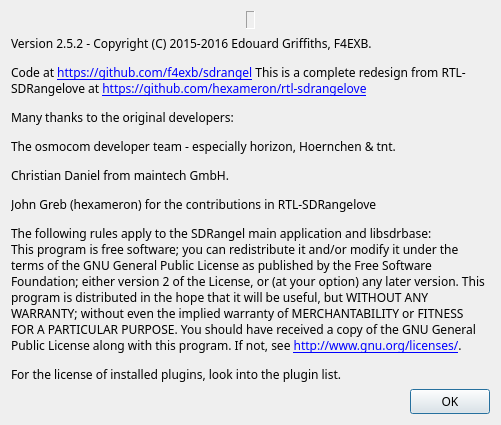
First picture: the form in sdrbase/gui/aboutdialog.ui, repository f4exb/sdrangel, before the edit.
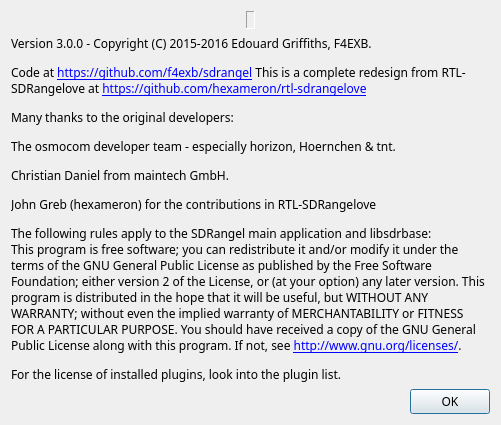
Second picture: the form after the edit. Icons and pictures are not drawn.

Diff of the .ui file:
```diff
--- a/sdrbase/gui/aboutdialog.ui
+++ b/sdrbase/gui/aboutdialog.ui
@@ -84,7 +84,7 @@
    <item>
     <widget class="QLabel" name="label_2">
      <property name="text">
-      <string>&lt;html&gt;&lt;head/&gt;&lt;body&gt;&lt;p&gt;Version 2.5.2 - Copyright (C) 2015-2016 Edouard Griffiths, F4EXB. &lt;/p&gt;&lt;p&gt;Code at &lt;a href=&quot;https://github.com/f4exb/sdrangel&quot;&gt;&lt;span style=&quot; text-decoration: underline; color:#0000ff;&quot;&gt;https://github.com/f4exb/sdrangel&lt;/span&gt;&lt;/a&gt; This is a complete redesign from RTL-SDRangelove at &lt;a href=&quot;https://github.com/hexameron/rtl-sdrangelove&quot;&gt;&lt;span style=&quot; text-decoration: underline; color:#0000ff;&quot;&gt;https://github.com/hexameron/rtl-sdrangelove&lt;/span&gt;&lt;/a&gt;&lt;/p&gt;&lt;p&gt;Many thanks to the original developers:&lt;/p&gt;&lt;p&gt;The osmocom developer team - especially horizon, Hoernchen &amp;amp; tnt.&lt;/p&gt;&lt;p&gt;Christian Daniel from maintech GmbH.&lt;/p&gt;&lt;p&gt;John Greb (hexameron) for the contributions in RTL-SDRangelove&lt;/p&gt;&lt;p&gt;The following rules apply to the SDRangel main application and libsdrbase:&lt;br/&gt;This program is free software; you can redistribute it and/or modify it under the terms of the GNU General Public License as published by the Free Software Foundation; either version 2 of the License, or (at your option) any later version. This program is distributed in the hope that it will be useful, but WITHOUT ANY WARRANTY; without even the implied warranty of MERCHANTABILITY or FITNESS FOR A PARTICULAR PURPOSE. You should have received a copy of the GNU General Public License along with this program. If not, see &lt;a href=&quot;http://www.gnu.org/licenses/&quot;&gt;&lt;span style=&quot; text-decoration: underline; color:#0000ff;&quot;&gt;http://www.gnu.org/licenses/&lt;/span&gt;&lt;/a&gt;.&lt;/p&gt;&lt;p&gt;For the license of installed plugins, look into the plugin list.&lt;/p&gt;&lt;/body&gt;&lt;/html&gt;</string>
+      <string>&lt;html&gt;&lt;head/&gt;&lt;body&gt;&lt;p&gt;Version 3.0.0 - Copyright (C) 2015-2016 Edouard Griffiths, F4EXB. &lt;/p&gt;&lt;p&gt;Code at &lt;a href=&quot;https://github.com/f4exb/sdrangel&quot;&gt;&lt;span style=&quot; text-decoration: underline; color:#0000ff;&quot;&gt;https://github.com/f4exb/sdrangel&lt;/span&gt;&lt;/a&gt; This is a complete redesign from RTL-SDRangelove at &lt;a href=&quot;https://github.com/hexameron/rtl-sdrangelove&quot;&gt;&lt;span style=&quot; text-decoration: underline; color:#0000ff;&quot;&gt;https://github.com/hexameron/rtl-sdrangelove&lt;/span&gt;&lt;/a&gt;&lt;/p&gt;&lt;p&gt;Many thanks to the original developers:&lt;/p&gt;&lt;p&gt;The osmocom developer team - especially horizon, Hoernchen &amp;amp; tnt.&lt;/p&gt;&lt;p&gt;Christian Daniel from maintech GmbH.&lt;/p&gt;&lt;p&gt;John Greb (hexameron) for the contributions in RTL-SDRangelove&lt;/p&gt;&lt;p&gt;The following rules apply to the SDRangel main application and libsdrbase:&lt;br/&gt;This program is free software; you can redistribute it and/or modify it under the terms of the GNU General Public License as published by the Free Software Foundation; either version 2 of the License, or (at your option) any later version. This program is distributed in the hope that it will be useful, but WITHOUT ANY WARRANTY; without even the implied warranty of MERCHANTABILITY or FITNESS FOR A PARTICULAR PURPOSE. You should have received a copy of the GNU General Public License along with this program. If not, see &lt;a href=&quot;http://www.gnu.org/licenses/&quot;&gt;&lt;span style=&quot; text-decoration: underline; color:#0000ff;&quot;&gt;http://www.gnu.org/licenses/&lt;/span&gt;&lt;/a&gt;.&lt;/p&gt;&lt;p&gt;For the license of installed plugins, look into the plugin list.&lt;/p&gt;&lt;/body&gt;&lt;/html&gt;</string>
      </property>
      <property name="wordWrap">
       <bool>true</bool>
```
